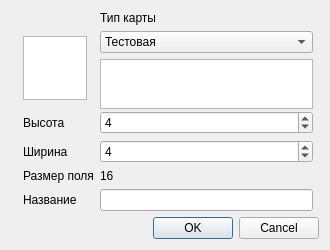
This is CellularAutomat/Forms/MapEditor/MapSettings.ui in GeorgyGogol/work_Cellular_Automat_2 as Qt 5 draws it before an edit. The edited form follows.
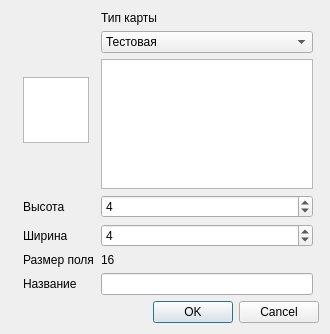
This is the edited form.

Patch:
```diff
--- a/CellularAutomat/Forms/MapEditor/MapSettings.ui
+++ b/CellularAutomat/Forms/MapEditor/MapSettings.ui
@@ -7,7 +7,7 @@
     <x>0</x>
     <y>0</y>
     <width>330</width>
-    <height>250</height>
+    <height>334</height>
    </rect>
   </property>
   <property name="minimumSize">
@@ -111,16 +111,22 @@
     <widget class="QGraphicsView" name="graphicsView">
      <property name="minimumSize">
       <size>
-       <width>64</width>
-       <height>64</height>
+       <width>66</width>
+       <height>66</height>
       </size>
      </property>
      <property name="maximumSize">
       <size>
-       <width>64</width>
-       <height>64</height>
+       <width>66</width>
+       <height>66</height>
       </size>
      </property>
+     <property name="verticalScrollBarPolicy">
+      <enum>Qt::ScrollBarAlwaysOff</enum>
+     </property>
+     <property name="horizontalScrollBarPolicy">
+      <enum>Qt::ScrollBarAlwaysOff</enum>
+     </property>
     </widget>
    </item>
    <item row="0" column="4">
```
Left out of the diff: 9 changed lines with no effect on the pictures.
